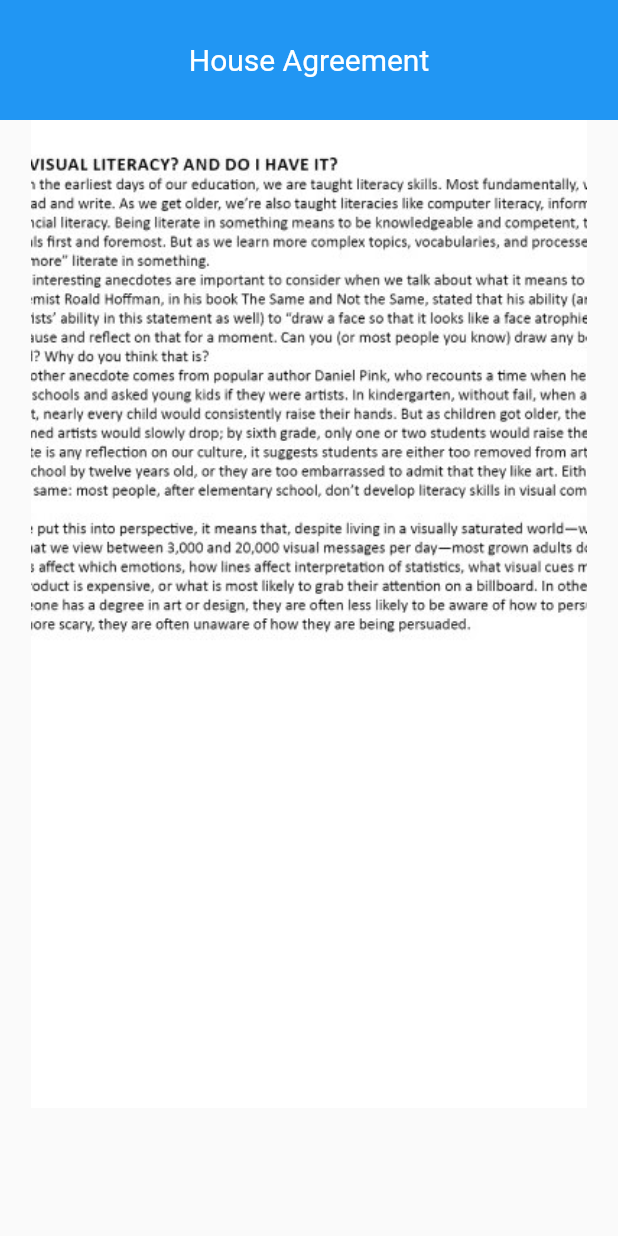
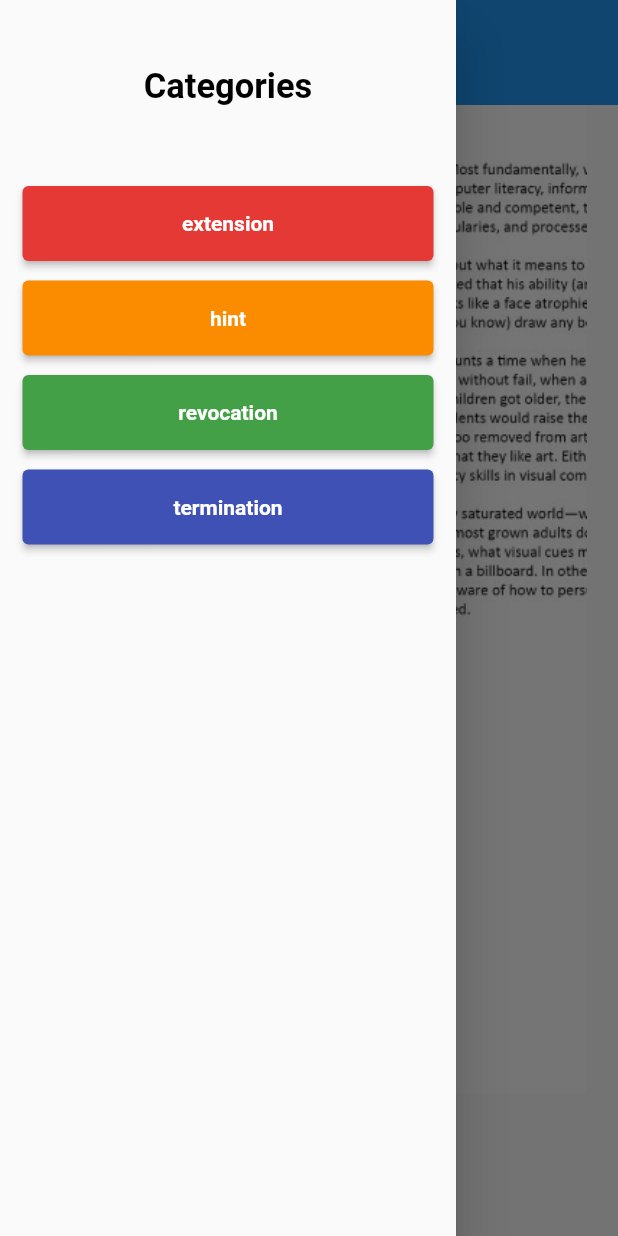
Before and after one commit to HarishGuragol/DocumentScanner, a Flutter app: the screen it shows after launch, with the side drawer open (before the commit the screen has no drawer), on a phone screen of 412 x 824 dp. Run offline on Flutter 3.47's test engine with Material 2 defaults, Android fonts, the phone set to English and light mode, and no system bars; our stand-ins replace firebase_auth, firebase_core, image_cropper, image_picker, modal_progress_hud_nsn; accounts and stored records are empty.

Commit message:
added side drawer

```diff
--- a/lib/screens/imageview.dart
+++ b/lib/screens/imageview.dart
@@ -13,14 +13,118 @@ class _ImageViewState extends State<ImageView> {
         preferredSize: Size(100, 80),
         child: SafeArea(
           child: Container(
-            height: 100,
+            height: 70,
             color: Colors.blue,
             child: Center(
                 child: const Text(
               'House Agreement',
-              style: TextStyle(color: Colors.white, fontSize: 20.0),
+              style: TextStyle(
+                  color: Colors.white,
+                  fontSize: 20.0,
+                  fontWeight: FontWeight.bold),
             )),
           ),
+        ),
+      ),
+      //drawerEnableOpenDragGesture: true,
+      drawer: Drawer(
+        child: ListView(
+          // ignore: prefer_const_literals_to_create_immutables
+          children: [
+            // DrawerHeader(
+            //   child: CircleAvatar(
+            //     child: Image.asset(''),
+            //   ),
+            // ),
+            // ignore: prefer_const_constructors
+            Padding(
+              padding: const EdgeInsets.only(top: 30.0, bottom: 25.0),
+              child: ListTile(
+                title: Center(
+                  child: Text(
+                    'Categories',
+                    style: TextStyle(
+                        fontSize: 23.0,
+                        fontWeight: FontWeight.bold,
+                        color: Colors.black),
+                  ),
+                ),
+              ),
+            ),
+            Padding(
+              padding:
+                  const EdgeInsets.only(top: 13.0, left: 15.0, right: 15.0),
+              child: ElevatedButton(
+                style: ElevatedButton.styleFrom(
+                  primary: Colors.red[600],
+                  onPrimary: Colors.white,
+                  minimumSize: Size(100, 50),
+                ),
+                onPressed: () {
+                  //Navigator.pushNamed(context, '/');
+                },
+                child: Text(
+                  'extension',
+                  style: TextStyle(fontWeight: FontWeight.bold),
+                ),
+              ),
+            ),
+            // ignore: prefer_const_constructors
+            Padding(
+              padding:
+                  const EdgeInsets.only(top: 13.0, left: 15.0, right: 15.0),
+              child: ElevatedButton(
+                style: ElevatedButton.styleFrom(
+                  primary: Colors.orange[600],
+                  onPrimary: Colors.white,
+                  minimumSize: Size(100, 50),
+                ),
+                onPressed: () {
+                  //Navigator.pushNamed(context, '/');
+                },
+                child: Text(
+                  'hint',
+                  style: TextStyle(fontWeight: FontWeight.bold),
+                ),
+              ),
+            ),
+            Padding(
+              padding:
+                  const EdgeInsets.only(top: 13.0, left: 15.0, right: 15.0),
+              child: ElevatedButton(
+                style: ElevatedButton.styleFrom(
+                  primary: Colors.green[600],
+                  onPrimary: Colors.white,
+                  minimumSize: Size(100, 50),
+                ),
+                onPressed: () {
+                  //Navigator.pushNamed(context, '/');
+                },
+                child: Text(
+                  'revocation',
+                  style: TextStyle(fontWeight: FontWeight.bold),
+                ),
+              ),
+            ),
+            Padding(
+              padding:
+                  const EdgeInsets.only(top: 13.0, left: 15.0, right: 15.0),
+              child: ElevatedButton(
+                style: ElevatedButton.styleFrom(
+                  primary: Colors.indigo[500],
+                  onPrimary: Colors.white,
+                  minimumSize: Size(100, 50),
+                ),
+                onPressed: () {
+                  //Navigator.pushNamed(context, '/');
+                },
+                child: Text(
+                  'termination',
+                  style: TextStyle(fontWeight: FontWeight.bold),
+                ),
+              ),
+            ),
+          ],
         ),
       ),
       body: Container(
```
